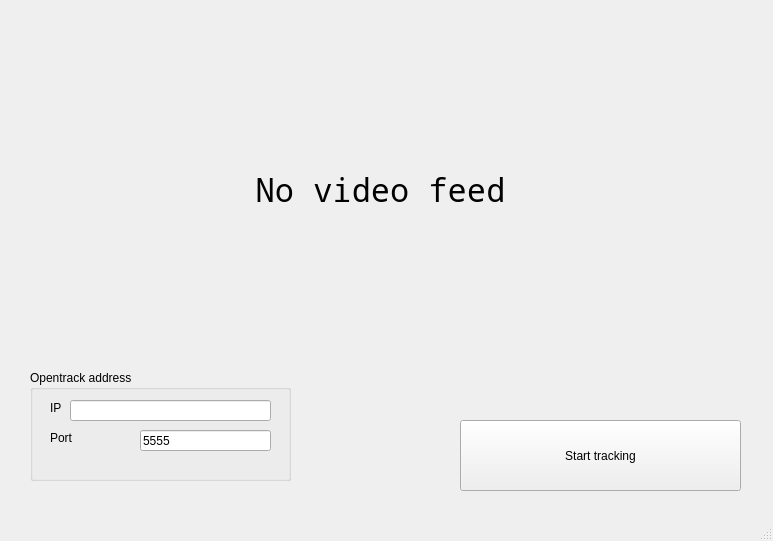
AIRLegend/aitrack, file GUILib/src/view/MainWindow.ui: the form before one commit.
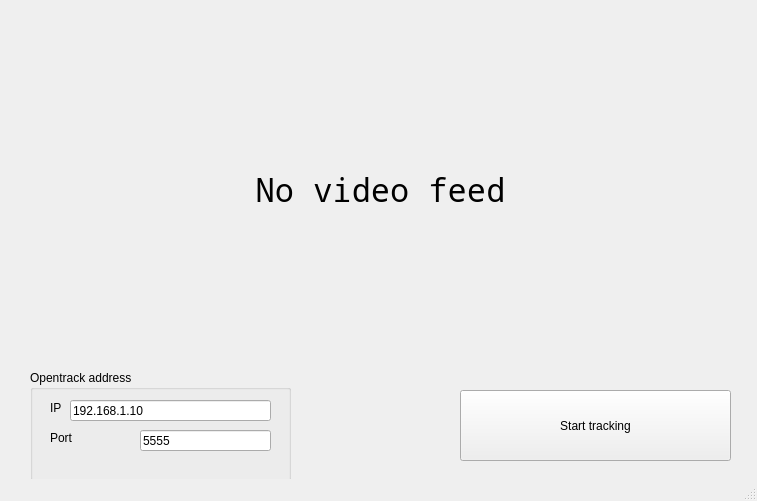
The form after the commit.

Diff of the .ui file:
```diff
--- a/GUILib/src/view/MainWindow.ui
+++ b/GUILib/src/view/MainWindow.ui
@@ -6,8 +6,8 @@
    <rect>
     <x>0</x>
     <y>0</y>
-    <width>773</width>
-    <height>541</height>
+    <width>757</width>
+    <height>501</height>
    </rect>
   </property>
   <property name="sizePolicy">
@@ -16,6 +16,18 @@
     <verstretch>0</verstretch>
    </sizepolicy>
   </property>
+  <property name="minimumSize">
+   <size>
+    <width>750</width>
+    <height>500</height>
+   </size>
+  </property>
+  <property name="maximumSize">
+   <size>
+    <width>773</width>
+    <height>541</height>
+   </size>
+  </property>
   <property name="windowTitle">
    <string>AITrack</string>
   </property>
@@ -41,6 +53,9 @@
        <height>21</height>
       </rect>
      </property>
+     <property name="text">
+      <string>192.168.1.10</string>
+     </property>
     </widget>
     <widget class="QLabel" name="label">
      <property name="geometry">
@@ -86,11 +101,17 @@
     <property name="geometry">
      <rect>
       <x>460</x>
-      <y>420</y>
-      <width>281</width>
+      <y>390</y>
+      <width>271</width>
       <height>71</height>
      </rect>
     </property>
+    <property name="sizePolicy">
+     <sizepolicy hsizetype="Fixed" vsizetype="Fixed">
+      <horstretch>0</horstretch>
+      <verstretch>0</verstretch>
+     </sizepolicy>
+    </property>
     <property name="text">
      <string>Start tracking</string>
     </property>
```
